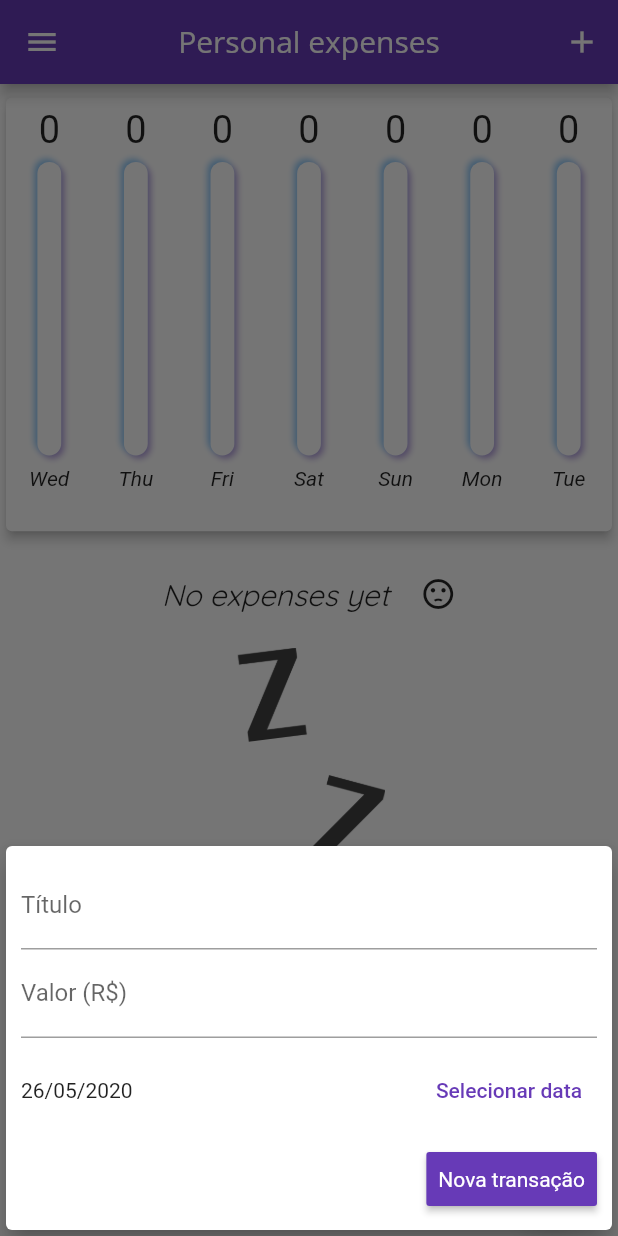
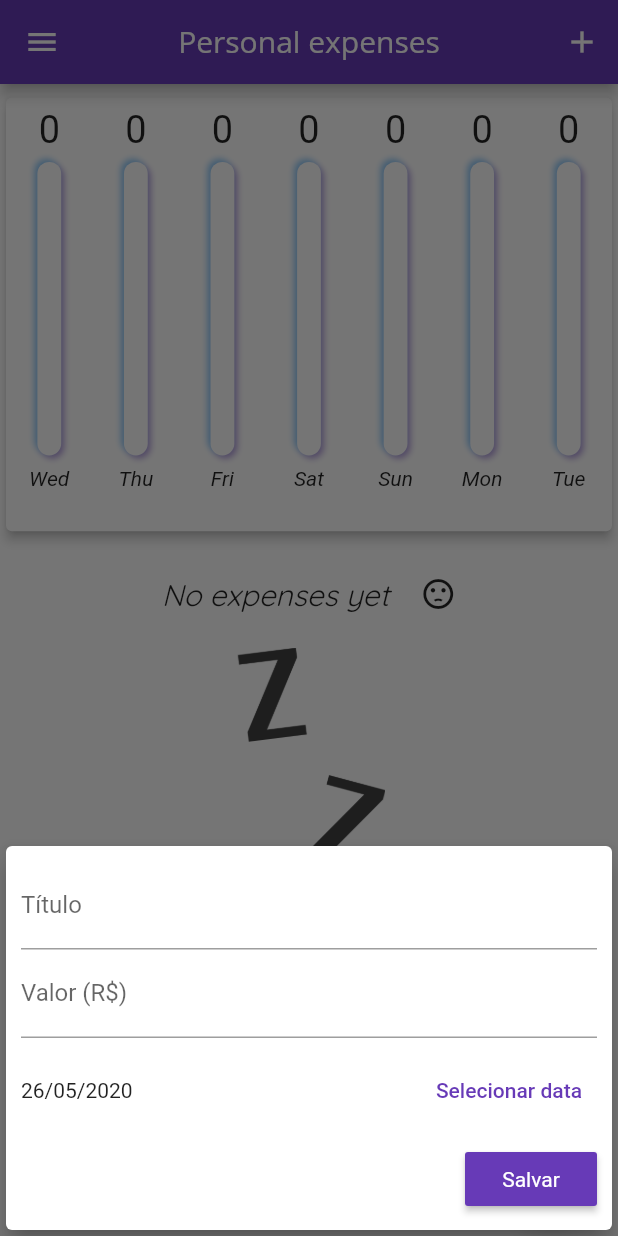
Before and after one commit to waltervsj/flutter-expenses, a Flutter app: the screen it shows after launch, after a tap on the "add" icon, on a phone screen of 412 x 824 dp. Run offline on Flutter 3.47's test engine with Material 2 defaults, Android fonts, the phone set to English and light mode, and no system bars.

Commit message:
Adding adaptative components

```diff
--- /dev/null
+++ b/lib/components/adaptativeButton.dart
@@ -0,0 +1,29 @@
+import 'package:flutter/cupertino.dart';
+import 'package:flutter/material.dart';
+import 'dart:io';
+
+class AdaptativeButton extends StatelessWidget {
+  final Widget childWidget;
+  final Function onPressed;
+  final Color color;
+  final EdgeInsets padding;
+
+  AdaptativeButton({ @required this.childWidget, this.onPressed, this.color, this.padding = const EdgeInsets.all(8) });
+
+  @override
+  Widget build(BuildContext context) {
+    return Platform.isIOS
+        ? CupertinoButton(
+            child: childWidget,
+            onPressed: this.onPressed,
+            color: this.color ?? Theme.of(context).primaryColor,
+            padding: this.padding,
+          )
+        : RaisedButton(
+            child: childWidget,
+            onPressed: this.onPressed,
+            color: this.color ?? Theme.of(context).primaryColor,
+            padding: this.padding,
+          );
+  }
+}
--- /dev/null
+++ b/lib/components/adaptativeDatePicker.dart
@@ -0,0 +1,56 @@
+import 'dart:io';
+
+import 'package:flutter/cupertino.dart';
+import 'package:flutter/material.dart';
+import 'package:intl/intl.dart';
+
+class AdaptativeDatePicker extends StatelessWidget {
+  final DateTime selectedDate;
+  final Function(DateTime) onDateChange;
+
+  AdaptativeDatePicker({this.selectedDate, this.onDateChange});
+
+  void _showDatePicker(BuildContext context) async {
+    var selectedDate = await showDatePicker(
+      context: context,
+      initialDate: DateTime.now(),
+      firstDate: DateTime(2020),
+      lastDate: DateTime.now(),
+    );
+
+    onDateChange(selectedDate);
+  }
+
+  @override
+  Widget build(BuildContext context) {
+    return Platform.isIOS
+        ? Container(
+            height: 180,
+            child: CupertinoDatePicker(
+              onDateTimeChanged: onDateChange,
+              mode: CupertinoDatePickerMode.date,
+              initialDateTime: DateTime.now(),
+              minimumDate: DateTime(2020),
+              maximumDate: DateTime.now(),
+            ),
+          )
+        : Container(
+            height: 70,
+            child: Row(
+              children: <Widget>[
+                Expanded(
+                  child: Text(this.selectedDate == null
+                      ? 'Nenhuma data selecionada'
+                      : DateFormat('dd/MM/y').format(this.selectedDate)),
+                ),
+                FlatButton(
+                  padding: EdgeInsets.only(right: 10),
+                  onPressed: () => _showDatePicker(context),
+                  child: Text('Selecionar data'),
+                  textColor: Theme.of(context).primaryColor,
+                )
+              ],
+            ),
+          );
+  }
+}
--- /dev/null
+++ b/lib/components/adaptativeTextField.dart
@@ -0,0 +1,32 @@
+import 'package:flutter/cupertino.dart';
+import 'package:flutter/material.dart';
+import 'dart:io';
+
+class AdaptativeTextField extends StatelessWidget {
+  final TextEditingController controller;
+  final Function onSubmitted;
+  final Object decoration;
+  final TextInputType keyboardType;
+
+  AdaptativeTextField({this.controller, this.onSubmitted, this.decoration, this.keyboardType});
+
+  @override
+  Widget build(BuildContext context) {
+    return Platform.isIOS
+        ? Padding(
+          padding: const EdgeInsets.only(bottom: 8.0),
+          child: CupertinoTextField(
+              controller: this.controller,
+              onSubmitted: this.onSubmitted,
+              decoration: this.decoration,
+              keyboardType: keyboardType ?? null,
+            ),
+        )
+        : TextField(
+            controller: this.controller,
+            onSubmitted: this.onSubmitted,
+            decoration: this.decoration,
+            keyboardType: keyboardType ?? null,
+          );
+  }
+}
--- a/lib/components/transactionForm.dart
+++ b/lib/components/transactionForm.dart
@@ -1,5 +1,7 @@
 import 'package:flutter/material.dart';
-import 'package:intl/intl.dart';
+import 'adaptativeButton.dart';
+import 'adaptativeDatePicker.dart';
+import 'adaptativeTextField.dart';
 
 class TransactionForm extends StatefulWidget {
   final Future<void> Function(String, double, DateTime) _newTransaction;
@@ -27,19 +29,6 @@ class _TransactionFormState extends State<TransactionForm> {
     await widget._newTransaction(title, value, date);
   }
 
-  void _showDatePicker() async {
-    _selectedDate = await showDatePicker(
-      context: context,
-      initialDate: DateTime.now(),
-      firstDate: DateTime(2020),
-      lastDate: DateTime.now(),
-    );
-
-    setState(() {
-      _selectedDate = _selectedDate ?? DateTime.now();
-    });
-  }
-
   @override
   Widget build(BuildContext context) {
     return SingleChildScrollView(
@@ -54,7 +43,7 @@ class _TransactionFormState extends State<TransactionForm> {
           ),
           child: Column(
             children: <Widget>[
-              TextField(
+              AdaptativeTextField(
                 controller: _titleController,
                 onSubmitted: (_) {
                   _submitForm();
@@ -63,7 +52,7 @@ class _TransactionFormState extends State<TransactionForm> {
                   labelText: 'Título',
                 ),
               ),
-              TextField(
+              AdaptativeTextField(
                 controller: _valueController,
                 keyboardType: TextInputType.numberWithOptions(
                     decimal: true, signed: false),
@@ -74,36 +63,24 @@ class _TransactionFormState extends State<TransactionForm> {
                   labelText: 'Valor (R\$)',
                 ),
               ),
-              Container(
-                height: 70,
-                child: Row(
-                  children: <Widget>[
-                    Expanded(
-                      child: Text(_selectedDate == null
-                          ? 'Nenhuma data selecionada'
-                          : DateFormat('dd/MM/y').format(_selectedDate)),
-                    ),
-                    FlatButton(
-                      padding: EdgeInsets.only(right: 10),
-                      onPressed: _showDatePicker,
-                      child: Text('Selecionar data'),
-                      textColor: Theme.of(context).primaryColor,
-                    )
-                  ],
-                ),
+              AdaptativeDatePicker(
+                selectedDate: _selectedDate,
+                onDateChange: (newDate) => setState(() {
+                  _selectedDate = newDate;
+                }),
               ),
               Row(
                 mainAxisAlignment: MainAxisAlignment.end,
                 children: <Widget>[
-                  RaisedButton(
-                    color: Theme.of(context).primaryColor,
-                    padding: EdgeInsets.all(8),
+                  AdaptativeButton(
+                    childWidget: Text(
+                      'Salvar',
+                      style: TextStyle(
+                        color: Colors.white,
+                        fontWeight: FontWeight.w400,
+                      ),
+                    ),
                     onPressed: _submitForm,
-                    child: Text(
-                      'Nova transação',
-                      style: TextStyle(
-                          color: Colors.white, fontWeight: FontWeight.w400),
-                    ),
                   ),
                 ],
               ),
```
